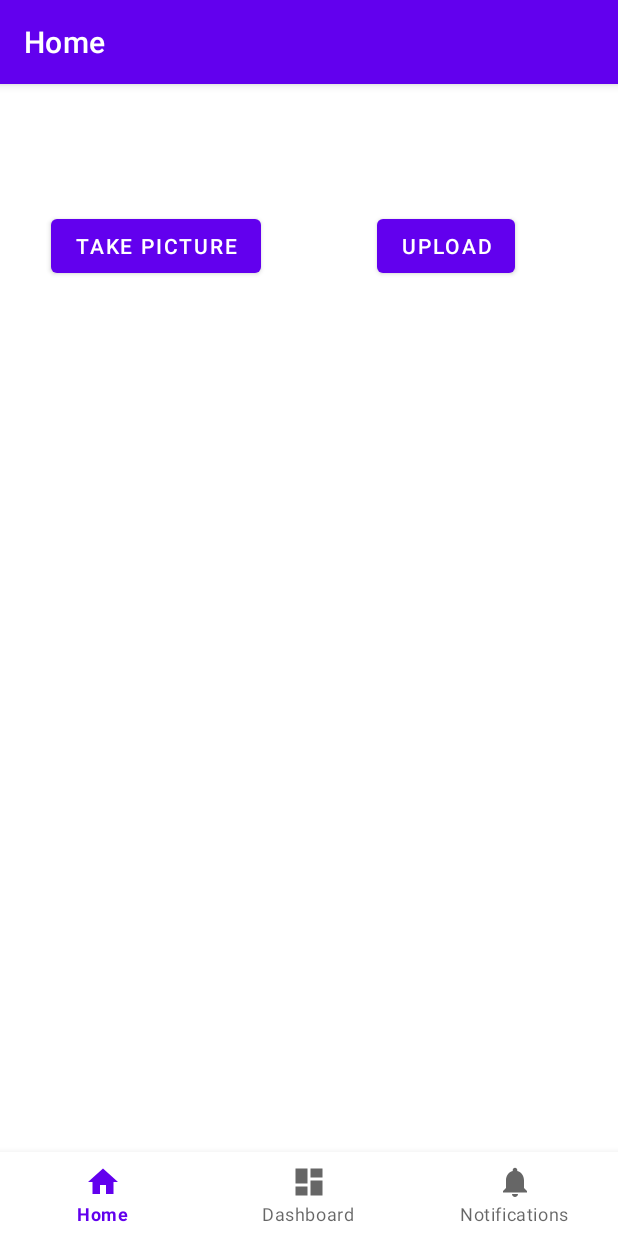
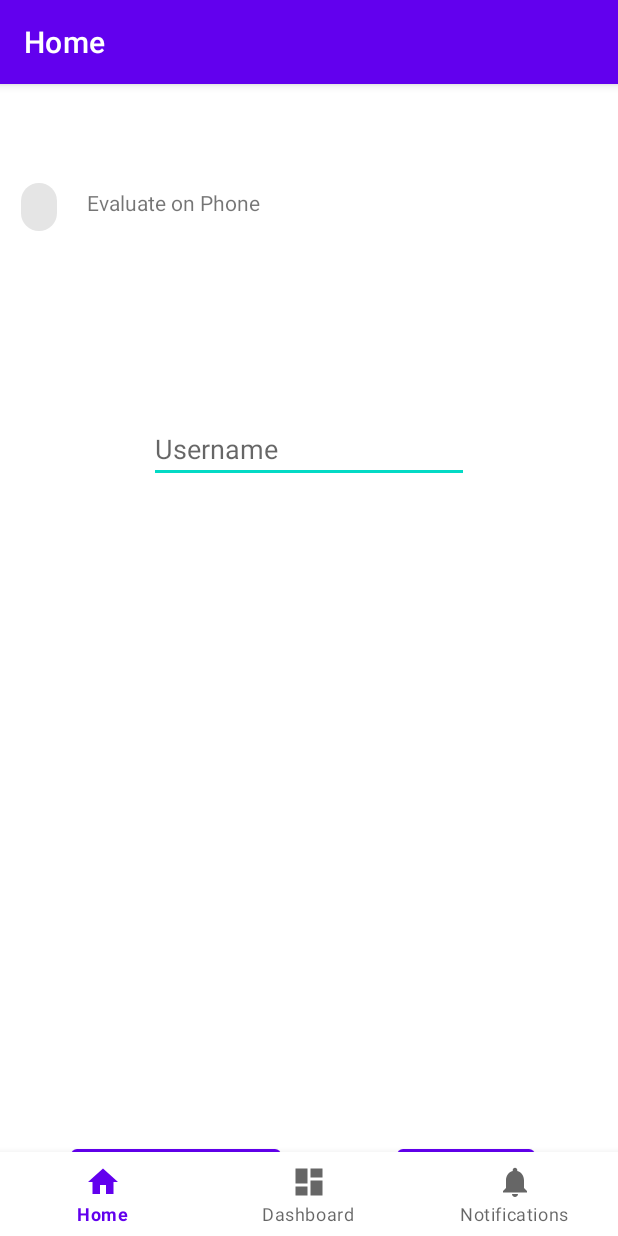
Before and after one commit to AIGroup2022BioOpener/BioProver, an Android app: the screen it shows after launch (MainActivity), on a phone screen of 412 x 824 dp. Run offline under Robolectric (Android 15) with nearby library versions, the phone set to English and light mode, and no system bars; our stand-ins replace navigation-ui.

Commit message:
Update fragment_home.xml
change layout

```diff
--- a/Frontend/app/src/main/res/layout/fragment_home.xml
+++ b/Frontend/app/src/main/res/layout/fragment_home.xml
@@ -8,36 +8,87 @@
 
 
     <Button
+        android:id="@+id/UpLoad"
+        android:layout_width="wrap_content"
+        android:layout_height="wrap_content"
+        android:text="Upload"
+        app:layout_constraintBottom_toBottomOf="parent"
+        app:layout_constraintEnd_toEndOf="parent"
+        app:layout_constraintHorizontal_bias="0.827"
+        app:layout_constraintStart_toStartOf="parent"
+        app:layout_constraintTop_toTopOf="@+id/Photobutton"
+        app:layout_constraintVertical_bias="0.0" />
+
+    <Button
         android:id="@+id/Photobutton"
         android:layout_width="wrap_content"
         android:layout_height="wrap_content"
         android:text="Take Picture"
         app:layout_constraintBottom_toBottomOf="parent"
         app:layout_constraintEnd_toEndOf="parent"
-        app:layout_constraintHorizontal_bias="0.126"
+        app:layout_constraintHorizontal_bias="0.174"
         app:layout_constraintStart_toStartOf="parent"
         app:layout_constraintTop_toTopOf="parent"
-        app:layout_constraintVertical_bias="0.042" />
-
-    <Button
-        android:id="@+id/UpLoad"
-        android:layout_width="wrap_content"
-        android:layout_height="wrap_content"
-        android:text="Upload"
-        app:layout_constraintBottom_toBottomOf="parent"
-        app:layout_constraintEnd_toEndOf="parent"
-        app:layout_constraintHorizontal_bias="0.786"
-        app:layout_constraintStart_toStartOf="parent"
-        app:layout_constraintTop_toTopOf="@+id/Photobutton"
-        app:layout_constraintVertical_bias="0.0" />
+        app:layout_constraintVertical_bias="0.976" />
 
     <ImageView
         android:id="@+id/capturedImage"
-        android:layout_width="227dp"
-        android:layout_height="506dp"
+        android:layout_width="241dp"
+        android:layout_height="385dp"
         app:layout_constraintBottom_toBottomOf="parent"
         app:layout_constraintEnd_toEndOf="parent"
         app:layout_constraintStart_toStartOf="parent"
         app:layout_constraintTop_toTopOf="parent"
         app:layout_constraintVertical_bias="0.648" />
+
+
+    <LinearLayout
+        android:layout_width="198dp"
+        android:layout_height="56dp"
+        android:orientation="horizontal"
+        android:layout_gravity="top|left"
+        android:gravity="start|top">
+
+        <com.google.android.material.chip.Chip
+            android:id="@+id/chip4"
+            android:layout_width="wrap_content"
+            android:layout_height="wrap_content"
+            android:layout_marginStart="2dp"
+            android:layout_marginTop="2dp"
+            app:layout_constraintBottom_toTopOf="@+id/editTextTextPersonName"
+            app:layout_constraintEnd_toEndOf="parent"
+            app:layout_constraintHorizontal_bias="0.077"
+            app:layout_constraintStart_toStartOf="parent"
+            app:layout_constraintTop_toTopOf="parent"
+            app:layout_constraintVertical_bias="0.01999998" />
+
+        <TextView
+            android:id="@+id/EvaluationLocation"
+            android:layout_width="wrap_content"
+            android:layout_height="wrap_content"
+            android:layout_marginStart="8dp"
+            android:text="Evaluate on Phone"
+            app:layout_constraintBottom_toBottomOf="@+id/chip4"
+            app:layout_constraintEnd_toEndOf="parent"
+            app:layout_constraintHorizontal_bias="0.0"
+            app:layout_constraintStart_toEndOf="@+id/chip4"
+            app:layout_constraintTop_toTopOf="@+id/chip4"
+            app:layout_constraintVertical_bias="0.448" />
+    </LinearLayout>
+
+    <EditText
+        android:id="@+id/editTextTextPersonName"
+        android:layout_width="wrap_content"
+        android:layout_height="wrap_content"
+        android:layout_marginBottom="2dp"
+        android:ems="10"
+        android:hint="Username"
+        android:inputType="textPersonName"
+        app:layout_constraintBottom_toTopOf="@+id/capturedImage"
+        app:layout_constraintEnd_toEndOf="parent"
+        app:layout_constraintStart_toStartOf="parent"
+        app:layout_constraintTop_toTopOf="parent"
+        app:layout_constraintVertical_bias="1.0" />
+
+
 </androidx.constraintlayout.widget.ConstraintLayout>
```
